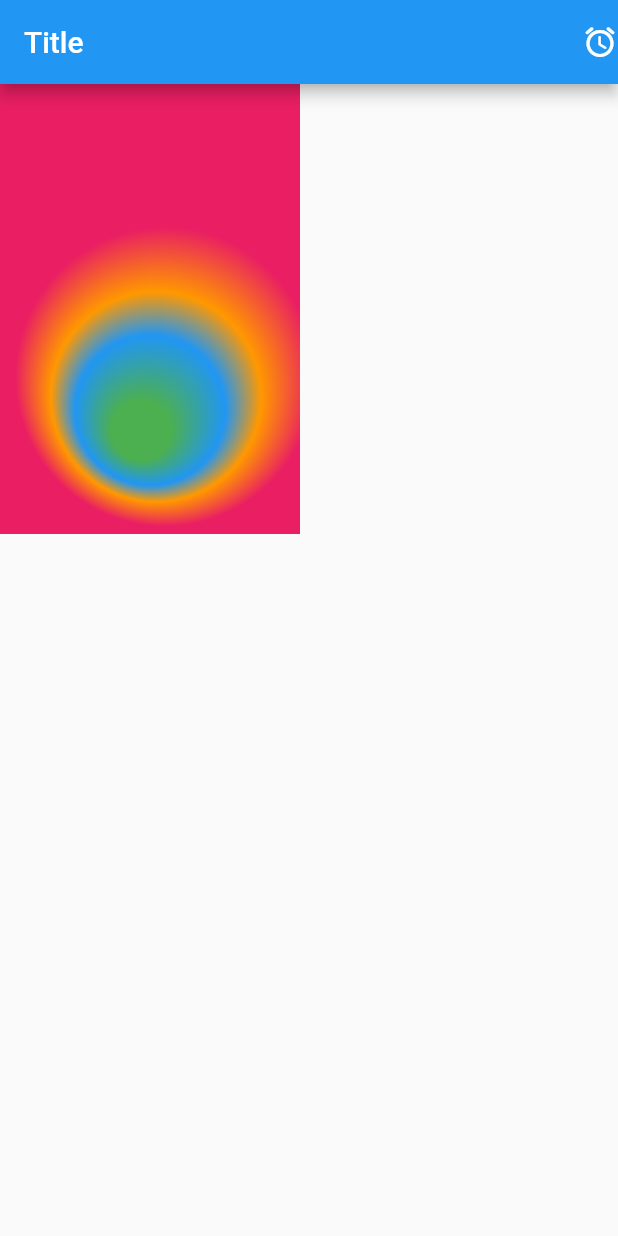
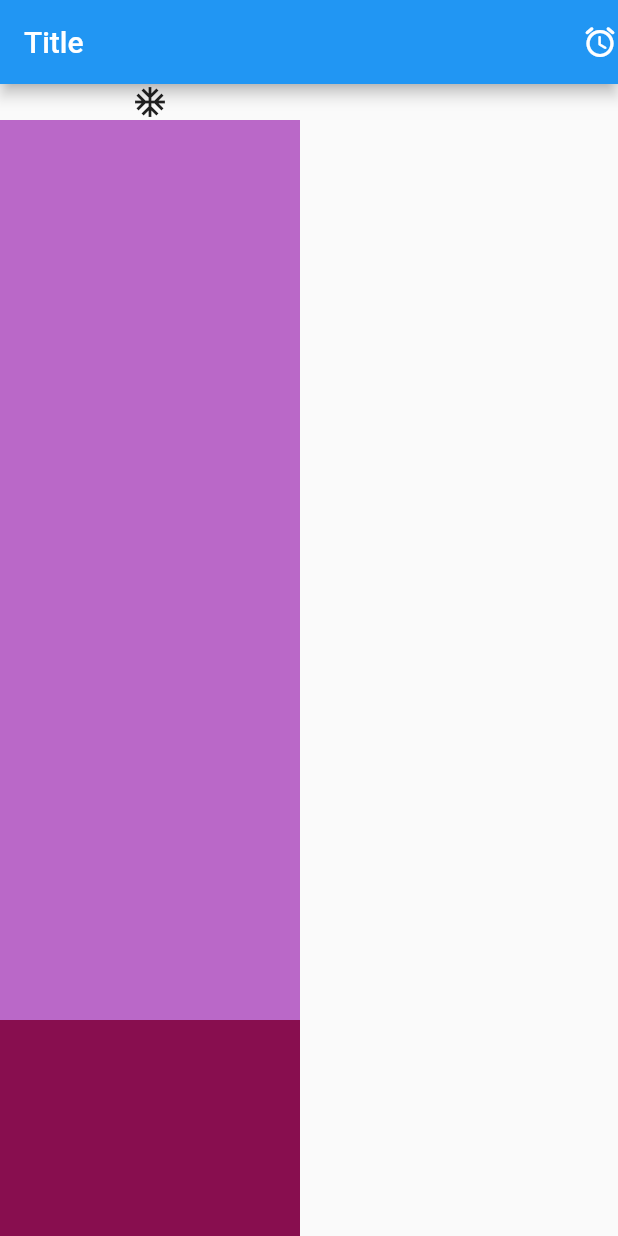
Before and after one commit to sakshi3326/flutter-basic-app2, a Flutter app: the screen it shows after launch, on a phone screen of 412 x 824 dp. Run offline on Flutter 3.47's test engine with Material 2 defaults, Android fonts, the phone set to English and light mode, and no system bars.

Commit message:
column widget with SingleChildScrollView

```diff
--- a/lib/second.dart
+++ b/lib/second.dart
@@ -7,11 +7,16 @@ class Second extends StatelessWidget {
   @override
   Widget build(BuildContext context) {
     return Material(
-      color: Colors.yellow,
-      child: Container(
-          height: 300.0,
+        /* color: Colors.yellow, */
+        child: SingleChildScrollView(
+            child: Column(
+      mainAxisAlignment: MainAxisAlignment.start,
+      children: <Widget>[
+        Icon(Icons.ac_unit_sharp),
+        Container(
+          height: 600.0,
           width: 200.0,
-          alignment: Alignment(0, 0),
+          /* alignment: Alignment(0, 0),
           decoration: BoxDecoration(
               gradient: RadialGradient(colors: [
             Colors.green,
@@ -24,19 +29,28 @@ class Second extends StatelessWidget {
             0.7,
             1
           ], center: Alignment(0.1, 0.3), focal: Alignment(-0.1, 0.6))),
-          child: GestureDetector(
+          */
+          color: lightPurpleColor,
+          /* child: GestureDetector(
             onTap: () {
               Scaffold.of(context).showSnackBar(new SnackBar(
                 content: new Text('It was pressed'),
                 duration: Duration(seconds: 2),
-              );
+              ));
             },
             child: Text(
               randomNo(),
               textDirection: TextDirection.ltr,
             ),
-          )),
-    );
+          ) */
+        ),
+        Container(
+          height: 600.0,
+          width: 200.0,
+          color: darkPurpleColor,
+        )
+      ],
+    )));
   }
 
   String randomNo() {
```
